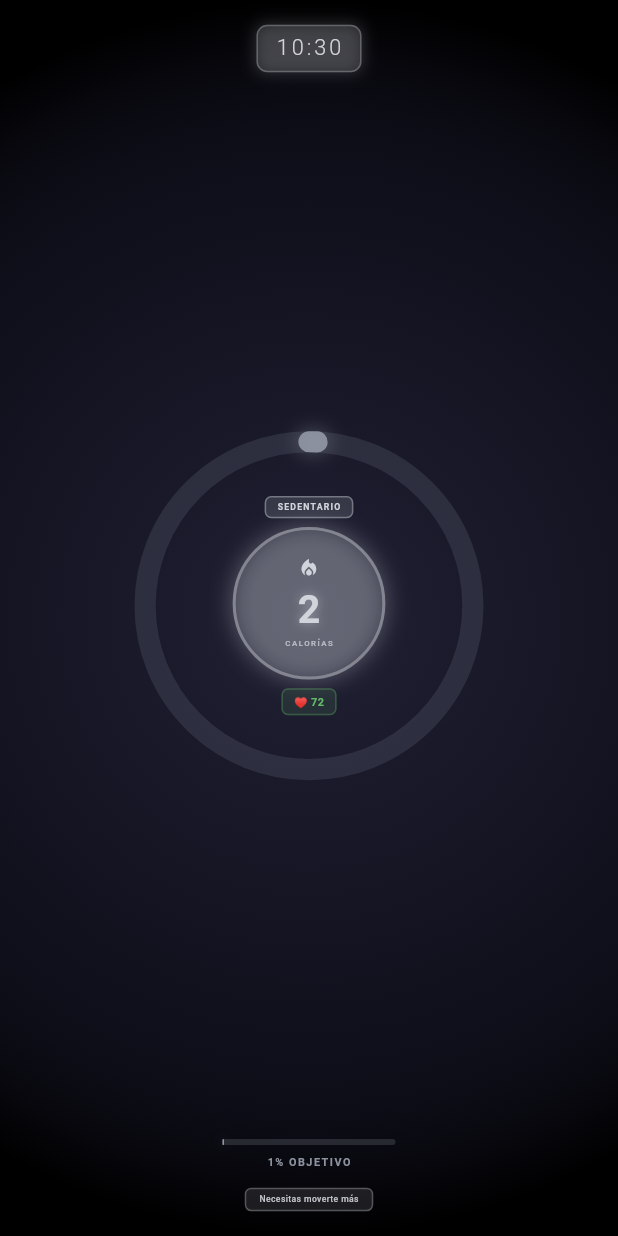
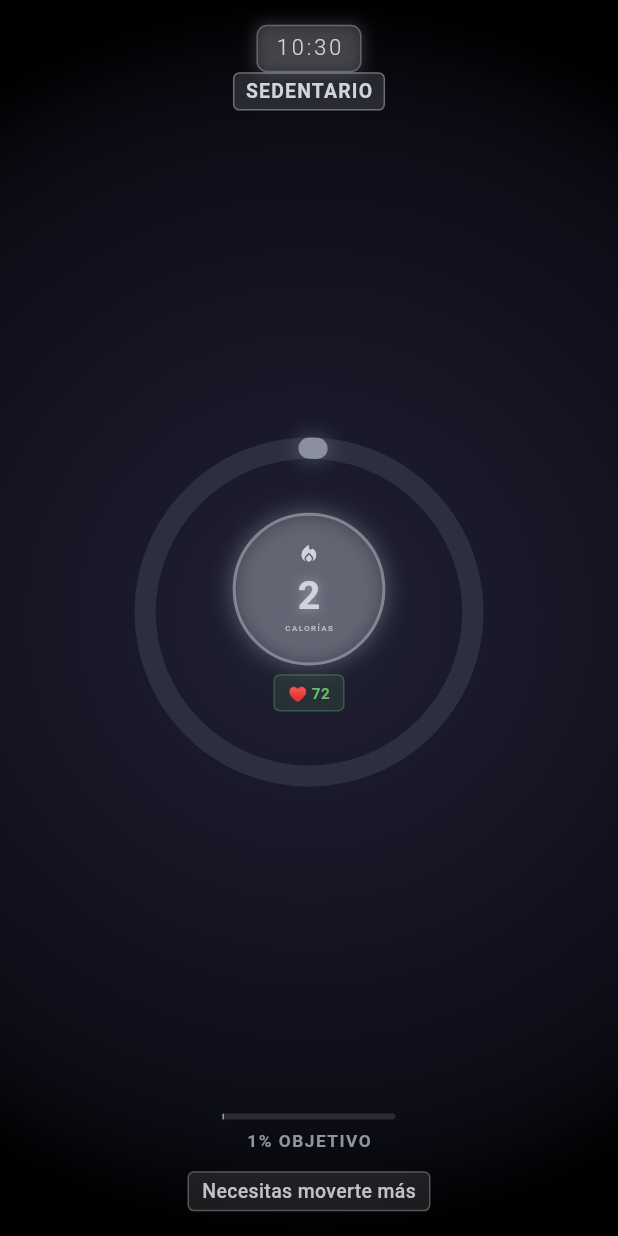
Before and after one commit to luisHidalgo-git/calorias, a Flutter app: the screen it shows after launch, on a phone screen of 412 x 824 dp. Run offline on Flutter 3.47's test engine with Material 3 defaults, Android fonts, the phone set to English and light mode, and no system bars.

Commit message:
diseño mejorado

```diff
--- a/lib/screens/watch_face_screen.dart
+++ b/lib/screens/watch_face_screen.dart
@@ -119,6 +119,9 @@ class _WatchFaceScreenState extends State<WatchFaceScreen>
                     // Hora en la parte superior
                     TimeDisplay(watchSize: watchSize, accentColor: accentColor),
 
+                    // Texto motivacional justo debajo de la hora
+                    _buildMotivationalText(watchSize, accentColor),
+
                     // Área principal del reloj
                     Flexible(
                       flex: 3,
@@ -175,6 +178,34 @@ class _WatchFaceScreenState extends State<WatchFaceScreen>
     );
   }
 
+  Widget _buildMotivationalText(double watchSize, Color accentColor) {
+    final motivationalText = ColorUtils.getMotivationalText(
+      fitnessData.calories,
+    );
+
+    return Container(
+      padding: EdgeInsets.symmetric(
+        horizontal: watchSize * 0.025,
+        vertical: watchSize * 0.008,
+      ),
+      decoration: BoxDecoration(
+        borderRadius: BorderRadius.circular(watchSize * 0.015),
+        color: accentColor.withOpacity(0.15),
+        border: Border.all(color: accentColor.withOpacity(0.4), width: 1),
+      ),
+      child: Text(
+        motivationalText,
+        style: TextStyle(
+          fontSize:
+              watchSize * 0.045, // Mismo tamaño que getActivityDescription
+          color: accentColor,
+          fontWeight: FontWeight.w600,
+          letterSpacing: 0.8,
+        ),
+      ),
+    );
+  }
+
   Widget _buildProgressIndicator(double watchSize, Color color) {
     final progress = fitnessData.calories / fitnessData.dailyCaloriesGoal;
 
@@ -205,7 +236,7 @@ class _WatchFaceScreenState extends State<WatchFaceScreen>
         Text(
           '${(progress * 100).toStringAsFixed(0)}% OBJETIVO',
           style: TextStyle(
-            fontSize: watchSize * 0.025, // Aumentado de 0.02 a 0.025
+            fontSize: watchSize * 0.04, // Aumentado de 0.025 a 0.04
             color: color.withOpacity(0.9),
             fontWeight: FontWeight.w600,
             letterSpacing: 1.0,
@@ -231,7 +262,9 @@ class _WatchFaceScreenState extends State<WatchFaceScreen>
       child: Text(
         description,
         style: TextStyle(
-          fontSize: watchSize * 0.02, // Aumentado de 0.016 a 0.02
+          fontSize:
+              watchSize *
+              0.045, // Aumentado de 0.02 a 0.045 (casi el tamaño de la hora)
           color: accentColor.withOpacity(0.9),
           fontWeight: FontWeight.w500,
         ),
--- a/lib/widgets/center_content.dart
+++ b/lib/widgets/center_content.dart
@@ -15,38 +15,11 @@ class CenterContent extends StatelessWidget {
   @override
   Widget build(BuildContext context) {
     final accentColor = ColorUtils.getAccentColor(fitnessData.calories);
-    final motivationalText = ColorUtils.getMotivationalText(
-      fitnessData.calories,
-    );
 
     return Center(
       child: Column(
         mainAxisAlignment: MainAxisAlignment.center,
         children: [
-          // Nivel de actividad
-          Container(
-            padding: EdgeInsets.symmetric(
-              horizontal: watchSize * 0.025,
-              vertical: watchSize * 0.008,
-            ),
-            decoration: BoxDecoration(
-              borderRadius: BorderRadius.circular(watchSize * 0.015),
-              color: accentColor.withOpacity(0.15),
-              border: Border.all(color: accentColor.withOpacity(0.4), width: 1),
-            ),
-            child: Text(
-              motivationalText,
-              style: TextStyle(
-                fontSize: watchSize * 0.02,
-                color: accentColor,
-                fontWeight: FontWeight.w600,
-                letterSpacing: 0.8,
-              ),
-            ),
-          ),
-
-          SizedBox(height: watchSize * 0.02),
-
           // Contador principal de calorías
           Container(
             width: watchSize * 0.35,
@@ -101,11 +74,11 @@ class CenterContent extends StatelessWidget {
 
           SizedBox(height: watchSize * 0.02),
 
-          // Ritmo cardíaco - simplificado
+          // Ritmo cardíaco - más grande
           Container(
             padding: EdgeInsets.symmetric(
-              horizontal: watchSize * 0.025,
-              vertical: watchSize * 0.01,
+              horizontal: watchSize * 0.03,
+              vertical: watchSize * 0.015,
             ),
             decoration: BoxDecoration(
               borderRadius: BorderRadius.circular(watchSize * 0.015),
@@ -118,7 +91,7 @@ class CenterContent extends StatelessWidget {
             child: Text(
               '♥ ${fitnessData.heartRate}',
               style: TextStyle(
-                fontSize: watchSize * 0.025,
+                fontSize: watchSize * 0.035, // Aumentado de 0.025 a 0.035
                 fontWeight: FontWeight.w600,
                 color: _getHeartRateColor(),
               ),
```
